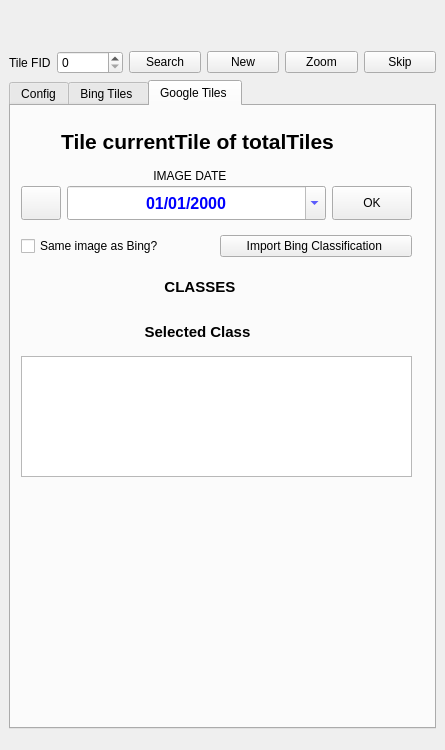
Before: the Qt Designer form qgis_fgi_plugin_dockwidget_base.ui in lapig-ufg/qgis-fgi-plugin, drawn with Qt 5.
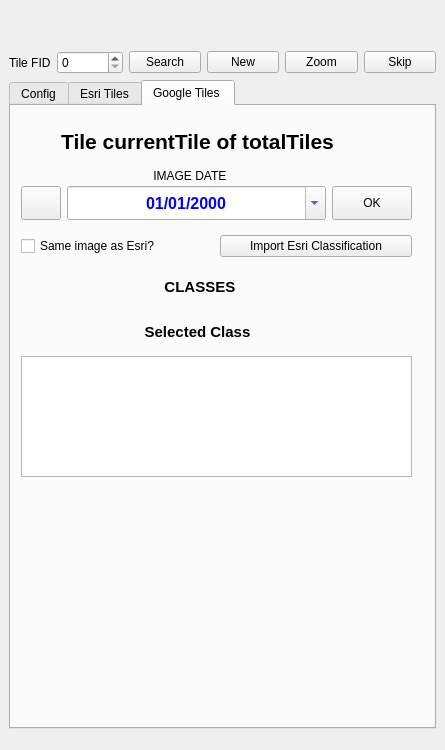
After: the same form once the commit is applied.

Commit message: feat(fgi): migra provedor de imagem de Bing para Esri World Imagery

```diff
--- a/qgis_fgi_plugin_dockwidget_base.ui
+++ b/qgis_fgi_plugin_dockwidget_base.ui
@@ -444,7 +444,7 @@
           <bool>true</bool>
          </property>
          <attribute name="title">
-          <string>Bing Tiles </string>
+          <string>Esri Tiles</string>
          </attribute>
          <widget class="QWidget" name="layoutWidget_4">
           <property name="geometry">
@@ -1002,14 +1002,14 @@
            <item row="0" column="1">
             <widget class="QCheckBox" name="sameImage">
              <property name="text">
-              <string>Same image as Bing?</string>
+              <string>Same image as Esri?</string>
              </property>
             </widget>
            </item>
            <item row="0" column="2">
             <widget class="QPushButton" name="importBingClassification">
              <property name="text">
-              <string>Import Bing Classification </string>
+              <string>Import Esri Classification</string>
              </property>
             </widget>
            </item>
```
Left out of the diff: 30 changed lines with no effect on the pictures. The commit also changes 5 other files.
